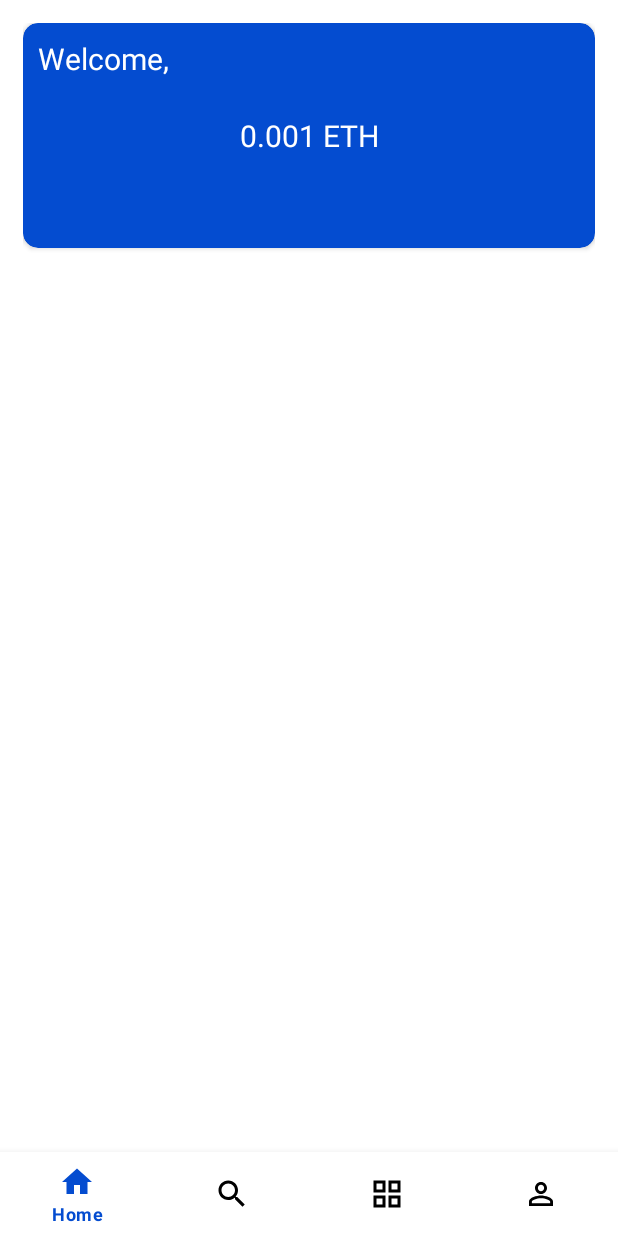
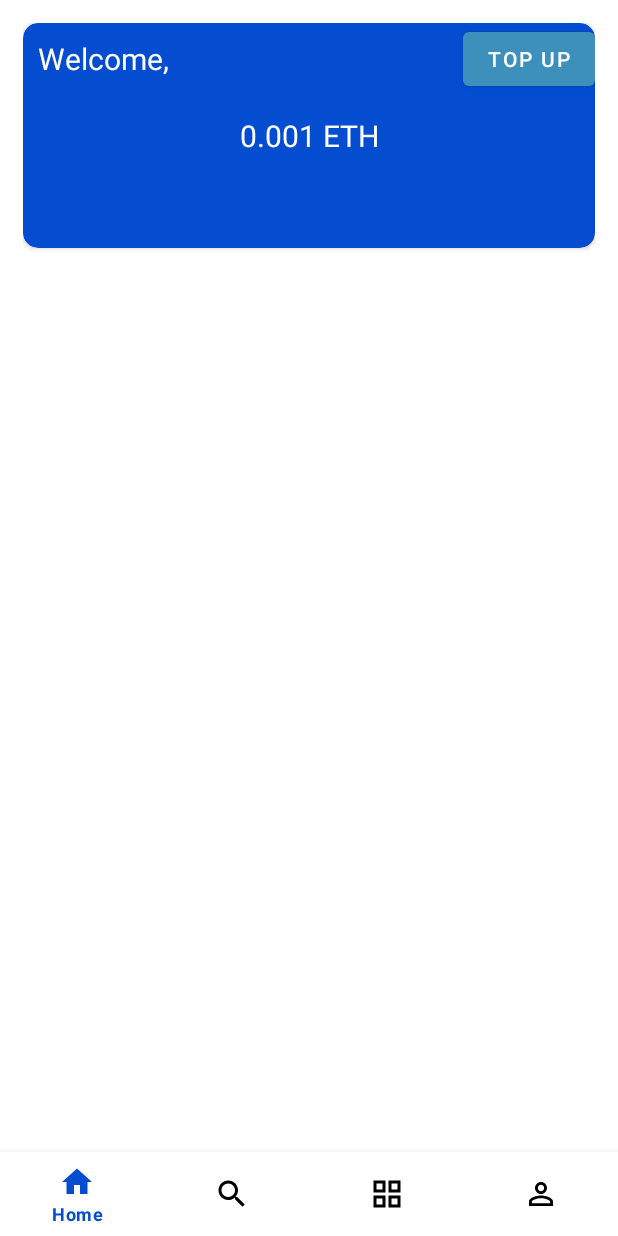
Before and after one commit to denisadfer/TR-PAM, an Android app: the screen it shows after launch once a user with an empty profile is signed in (MainActivity), on a phone screen of 412 x 824 dp. Run offline under Robolectric (Android 15) with nearby library versions, the phone set to English and light mode, and no system bars; our stand-ins replace Firebase (no records; nobody signed in at launch, a user with empty details on screens opened directly), Picasso.

Commit message:
add activity topup

```diff
--- a/app/src/main/AndroidManifest.xml
+++ b/app/src/main/AndroidManifest.xml
@@ -23,6 +23,9 @@
                 <category android:name="android.intent.category.LAUNCHER" />
             </intent-filter>
         </activity>
+        <activity
+            android:name=".TopUp"
+            android:exported="false" />
         <activity
             android:name=".NFTPreview"
             android:exported="false" />
--- a/app/src/main/java/com/dnx/trpam/HomeFragment.java
+++ b/app/src/main/java/com/dnx/trpam/HomeFragment.java
@@ -6,6 +6,7 @@ import android.os.Bundle;
 import android.view.LayoutInflater;
 import android.view.View;
 import android.view.ViewGroup;
+import android.widget.Button;
 import android.widget.ImageView;
 import android.widget.TextView;
 
@@ -31,6 +32,7 @@ import com.google.firebase.auth.FirebaseUser;
 
 public class HomeFragment extends Fragment{
     TextView TxtName, balance;
+    Button topup;
     ImageView cardImg;
     RecyclerView homeRecycler;
     private FirebaseUser firebaseUser;
@@ -46,6 +48,15 @@ public class HomeFragment extends Fragment{
         TxtName = view.findViewById(R.id.textName);
         balance = view.findViewById(R.id.home_balance);
         homeRecycler = view.findViewById(R.id.home_recycler);
+        topup = view.findViewById(R.id.topup);
+
+        topup.setOnClickListener(new View.OnClickListener() {
+            @Override
+            public void onClick(View view) {
+                startActivity(new Intent(getActivity(),TopUp.class));
+            }
+        });
+
         firebaseUser = FirebaseAuth.getInstance().getCurrentUser();
         dataref = FirebaseDatabase.getInstance().getReference().child("Nft_Post");
         dataref2 = FirebaseDatabase.getInstance().getReference().child("DataUser");
--- a/app/src/main/res/layout/fragment_home.xml
+++ b/app/src/main/res/layout/fragment_home.xml
@@ -35,6 +35,14 @@
                 android:text="0.001 ETH"
                 android:textColor="@color/white"
                 android:textSize="20sp" />
+
+            <Button
+                android:id="@+id/topup"
+                android:layout_width="wrap_content"
+                android:layout_height="wrap_content"
+                android:layout_gravity="right"
+                android:text="@string/topup"/>
+
         </androidx.cardview.widget.CardView>
 
 
--- a/app/src/main/res/values/strings.xml
+++ b/app/src/main/res/values/strings.xml
@@ -21,6 +21,8 @@
     <string name="mynft">My NFT</string>
     <string name="profile">Profile</string>
     <string name="welcome">Welcome,</string>
+    <string name="topup">Top Up</string>
+    <string name="nominal">Nominal</string>
     <string name="buy">Buy</string>
     <string name="createnft">Create NFT</string>
     <string name="newitem">Create New Item</string>
```
Also changed, not shown: app/src/main/java/com/dnx/trpam/TopUp.java (added, +67 -0 lines), app/src/main/res/layout/activity_topup.xml (added, +45 -0 lines), 1 other file.
